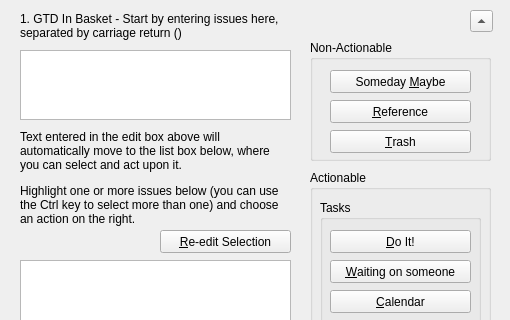
First picture: the form in qt/qt_test001/inbasketform.ui, repository fsziegler/GTD-Kanban, before the edit; both pictures show x 0 to 510 and y 0 to 320 of the 510 by 480 pixel window.
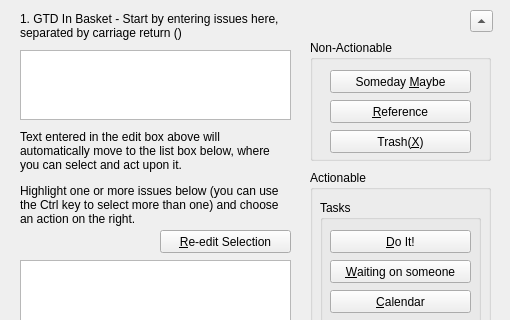
Second picture: the form after the edit.

Commit message: Added Trash node and exception throwing if an invalid node is requested in UserData.

```diff
--- a/qt/qt_test001/inbasketform.ui
+++ b/qt/qt_test001/inbasketform.ui
@@ -96,7 +96,7 @@
     <string>Throw this away!</string>
    </property>
    <property name="text">
-    <string>&amp;Trash</string>
+    <string>Trash(&amp;X)</string>
    </property>
   </widget>
   <widget class="QPushButton" name="waitingOnSomeoneButton">
```
The commit also changes 5 other files.
